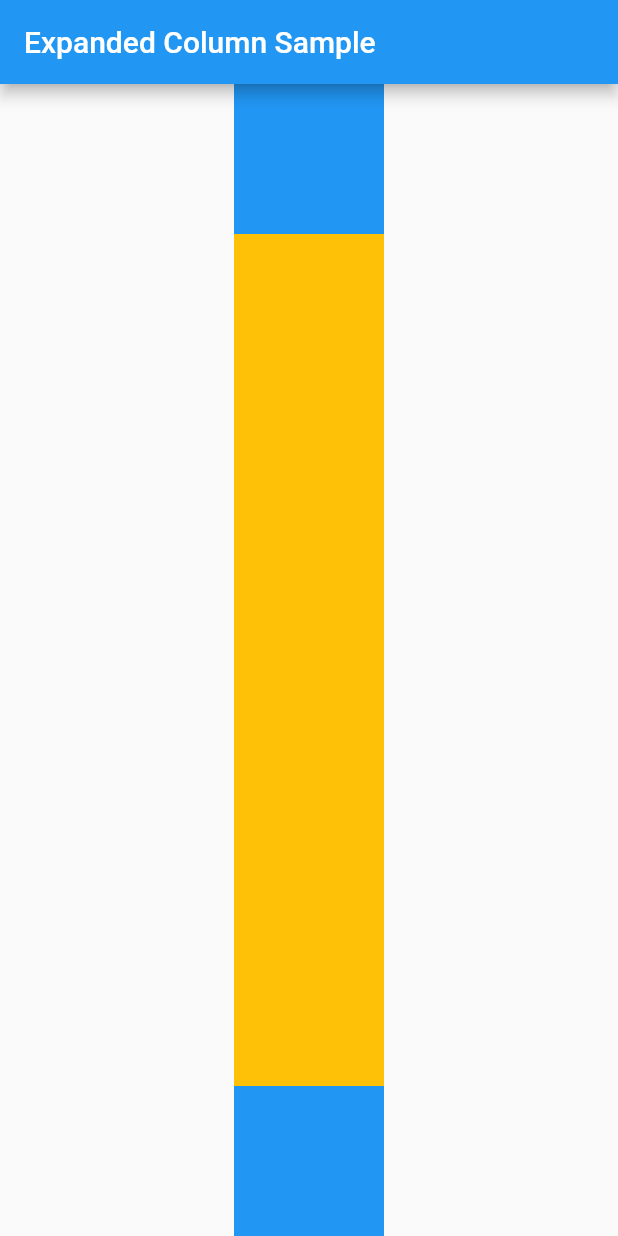
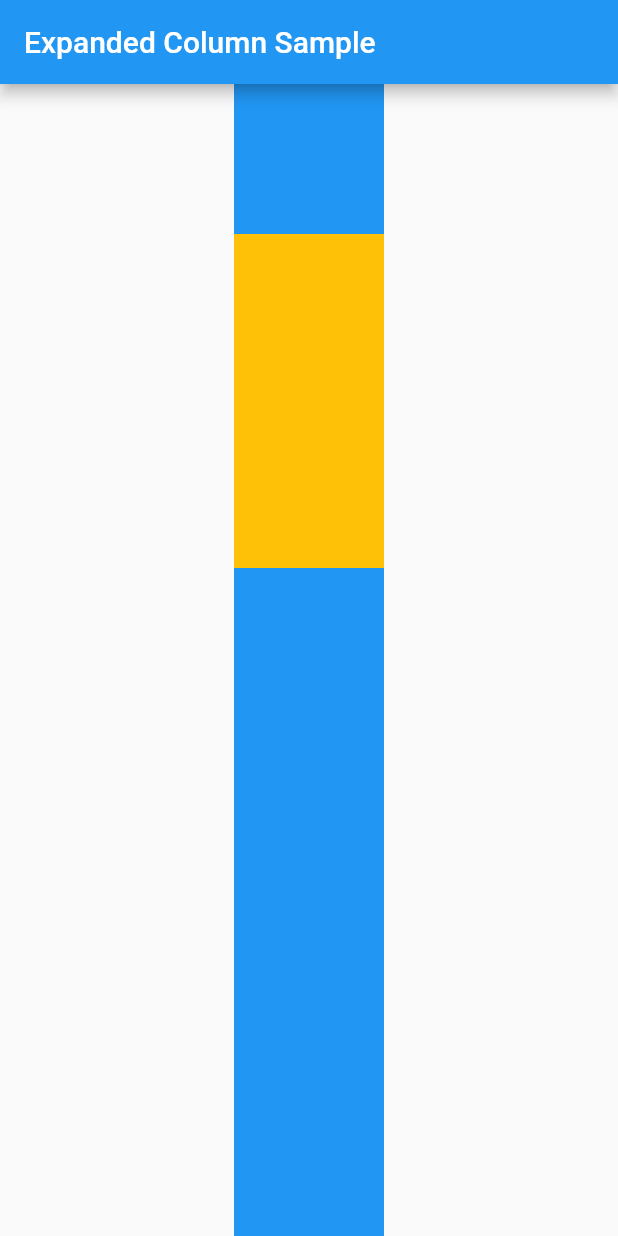
Before and after one commit to Takatoshi-ish/widget_sample, a Flutter app: the screen it shows after launch, on a phone screen of 412 x 824 dp. Run offline on Flutter 3.47's test engine with Material 2 defaults, Android fonts, the phone set to English and light mode, and no system bars.

Commit message:
Expanded テスト用コード

```diff
--- a/lib/main.dart
+++ b/lib/main.dart
@@ -35,16 +35,20 @@ class MyStatelessWidget extends StatelessWidget {
               width: 100,
             ),
             Expanded(
+              flex: 1,
               child: Container(
                 color: Colors.amber,
                 height: 100,
                 width: 100,
               ),
             ),
-            Container(
-              color: Colors.blue,
-              height: 100,
-              width: 100,
+            Expanded(
+              flex: 2,
+              child: Container(
+                color: Colors.blue,
+                height: 100,
+                width: 100,
+              ),
             ),
           ],
         ),
```
